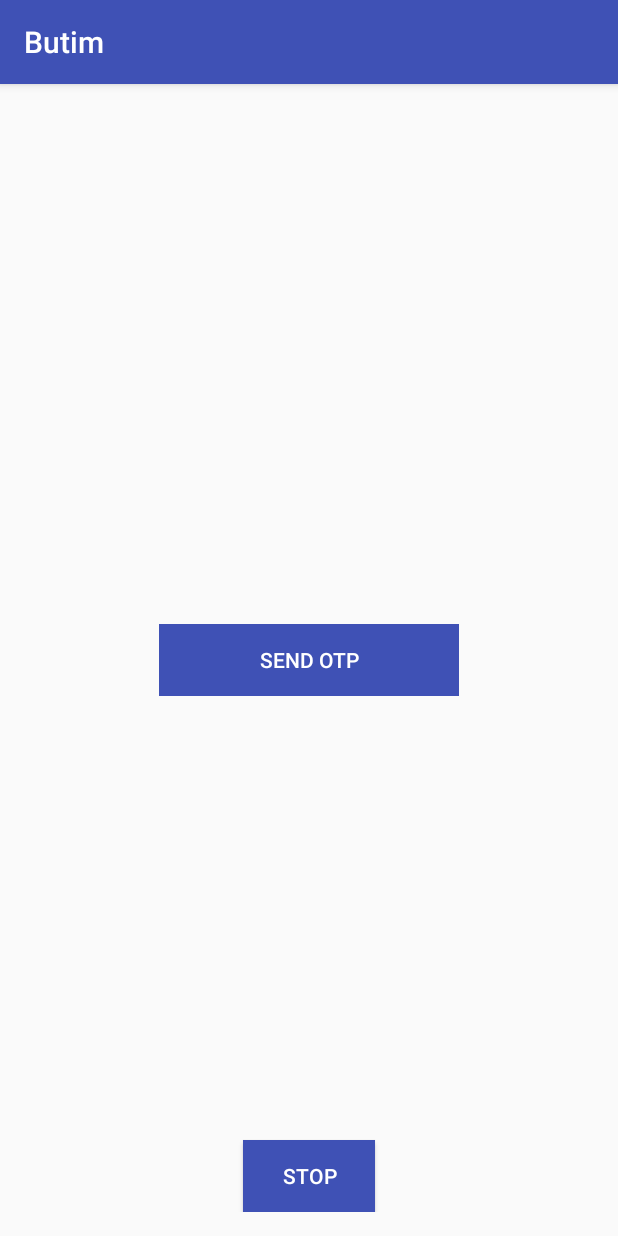
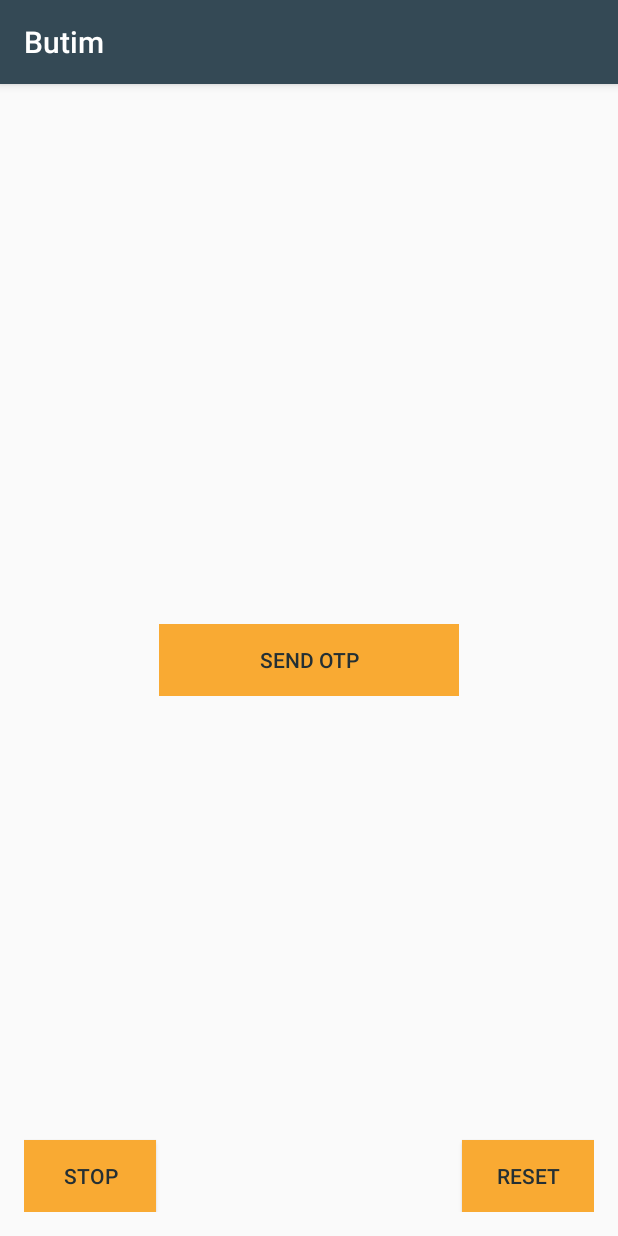
Before and after one commit to dhruvtaneja/timer-button, an Android app: the screen it shows after launch (MainActivity), on a phone screen of 412 x 824 dp. Run offline under Robolectric (Android 15) with nearby library versions, the phone set to English and light mode, and no system bars.

Commit message:
Update example for demo

```diff
--- a/app/src/main/java/dhruv/com/butim/MainActivity.java
+++ b/app/src/main/java/dhruv/com/butim/MainActivity.java
@@ -9,7 +9,7 @@ import com.dhruv.timerbutton.TimerButton;
 
 public class MainActivity extends AppCompatActivity {
 
-    private static final long MILLIS_IN_FUTURE = 12000L;
+    private static final long MILLIS_IN_FUTURE = 6000L;
 
     private TimerButton mTimerButton;
 
@@ -21,14 +21,17 @@ public class MainActivity extends AppCompatActivity {
 
         Button endAnimButton = findViewById(R.id.end_anim_button);
         mTimerButton = findViewById(R.id.timer_button);
-//        mTimerButton.setBeforeAnimationText(getString(R.string.send_otp));
-//        mTimerButton.setDynamicText(R.string.resend_otp_formatted);
-//        mTimerButton.setOnAnimationCompleteText(getString(R.string.resend_otp));
-//        mTimerButton.setButtonBackground(R.drawable.selector_button);
-//        mTimerButton.setAnimationBackground(R.color.colorPrimaryTrans);
         mTimerButton.setDuration(MILLIS_IN_FUTURE);
 
         endAnimButton.setOnClickListener(new View.OnClickListener() {
+            @Override
+            public void onClick(View v) {
+                mTimerButton.end();
+            }
+        });
+
+        Button resetAnimButton = findViewById(R.id.reset_anim_button);
+        resetAnimButton.setOnClickListener(new View.OnClickListener() {
             @Override
             public void onClick(View v) {
                 mTimerButton.reset();
--- a/app/src/main/res/drawable/selector_button.xml
+++ b/app/src/main/res/drawable/selector_button.xml
@@ -2,9 +2,9 @@
 <selector xmlns:android="http://schemas.android.com/apk/res/android">
     <item
         android:state_enabled="false"
-        android:drawable="@color/colorPrimaryTrans"/>
+        android:drawable="@color/colorAccentTrans"/>
 
     <item
         android:state_enabled="true"
-        android:drawable="@color/colorPrimary"/>
+        android:drawable="@color/colorAccent"/>
 </selector>
--- a/app/src/main/res/layout/activity_main.xml
+++ b/app/src/main/res/layout/activity_main.xml
@@ -17,21 +17,30 @@
         android:layout_width="200dp"
         android:layout_height="wrap_content"
         android:layout_centerInParent="true"
-        app:animationBackground="@color/colorPrimaryTrans"
+        app:animationBackground="@color/colorAccentTrans"
         app:animationCompleteText="@string/resend_otp"
         app:buttonBackground="@drawable/selector_button"
         app:defaultText="@string/send_otp"
         app:dynamicString="@string/resend_otp_formatted"
-        app:textColor="@color/white"/>
+        app:textColor="@color/colorPrimaryDark"/>
 
     <Button
         android:id="@+id/end_anim_button"
         android:layout_width="wrap_content"
         android:layout_height="wrap_content"
         android:layout_alignParentBottom="true"
-        android:layout_centerHorizontal="true"
         android:background="@drawable/selector_button"
         android:text="@string/stop"
-        android:textColor="@color/white"/>
+        android:textColor="@color/colorPrimaryDark"/>
+
+    <Button
+        android:id="@+id/reset_anim_button"
+        android:layout_width="wrap_content"
+        android:layout_height="wrap_content"
+        android:layout_alignParentBottom="true"
+        android:layout_alignParentEnd="true"
+        android:background="@drawable/selector_button"
+        android:text="@string/reset"
+        android:textColor="@color/colorPrimaryDark"/>
 
 </RelativeLayout>
--- a/app/src/main/res/values/colors.xml
+++ b/app/src/main/res/values/colors.xml
@@ -1,8 +1,8 @@
 <?xml version="1.0" encoding="utf-8"?>
 <resources>
-    <color name="colorPrimary">#3F51B5</color>
-    <color name="colorPrimaryTrans">#333F51B5</color>
-    <color name="colorPrimaryDark">#303F9F</color>
-    <color name="colorAccent">#FF4081</color>
+    <color name="colorPrimary">#344955</color>
+    <color name="colorAccentTrans">#33F9AA33</color>
+    <color name="colorPrimaryDark">#232F34</color>
+    <color name="colorAccent">#F9AA33</color>
     <color name="white">#FFFFFF</color>
 </resources>
--- a/app/src/main/res/values/strings.xml
+++ b/app/src/main/res/values/strings.xml
@@ -4,4 +4,5 @@
     <string name="resend_otp_formatted">Resend OTP (%1$d)</string>
     <string name="resend_otp">Resend OTP</string>
     <string name="stop">Stop</string>
+    <string name="reset">Reset</string>
 </resources>
```
